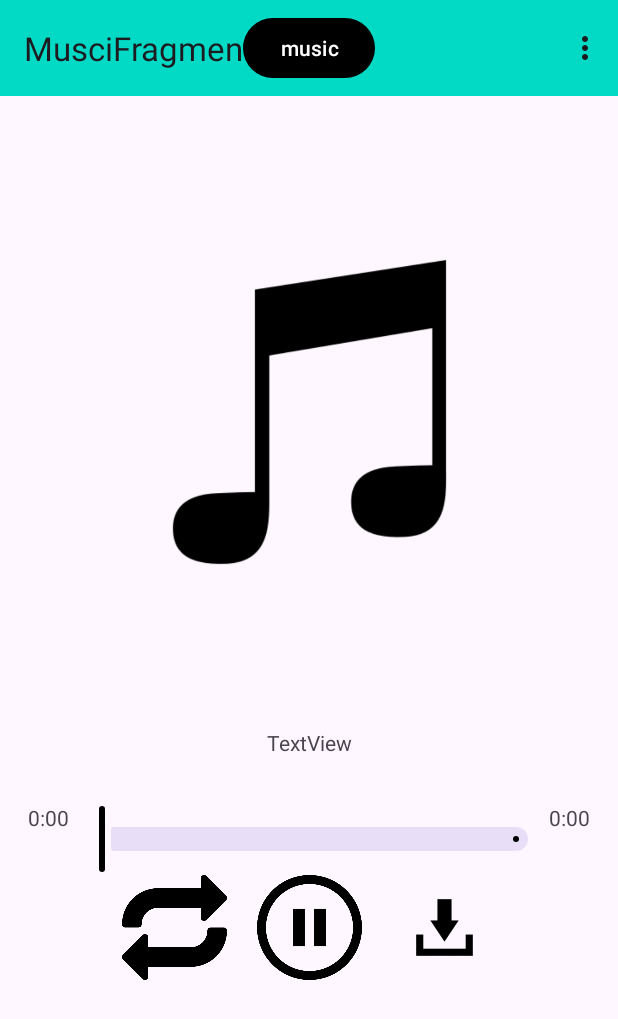
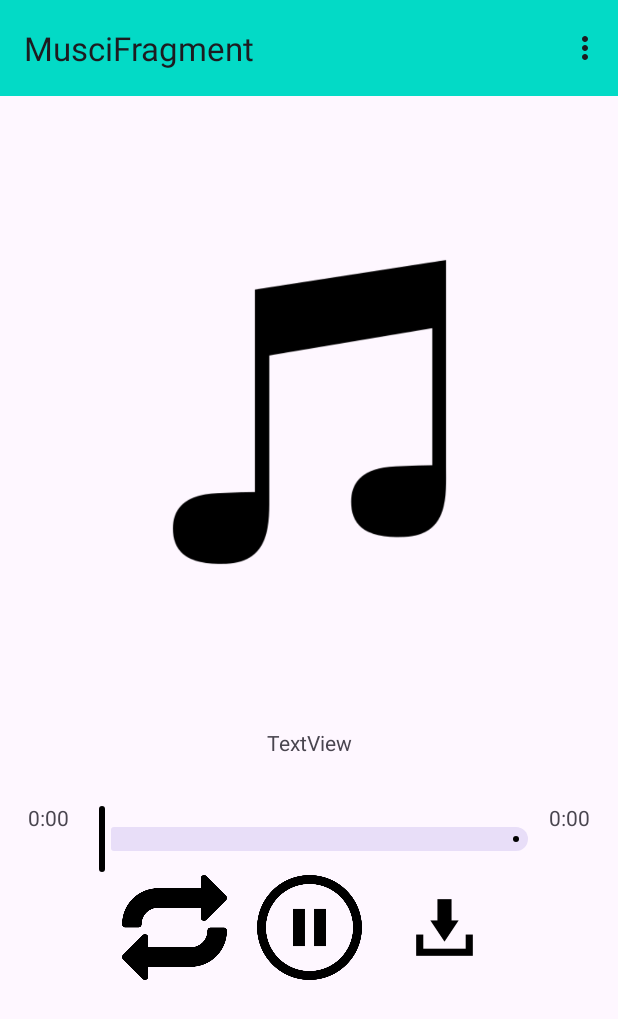
Before and after one commit to mbalazs00/Android_beadando, an Android app: the screen it shows after launch (MainActivity), in the options menu, after a tap on "Zene", on a phone screen of 412 x 824 dp. Shown: the top 1019 px of the screen. Run offline under Robolectric (Android 15) with nearby library versions, the phone set to English and light mode, and no system bars; our stand-ins replace navigation-ui.

Commit message:
crash javitas

```diff
--- a/app/src/main/java/com/example/musicapp/MainActivity.java
+++ b/app/src/main/java/com/example/musicapp/MainActivity.java
@@ -41,7 +41,6 @@ public class MainActivity extends AppCompatActivity {
     NavController navController;
     NavHostFragment navHostFragment;
     AppBarConfiguration appBarConfiguration;
-    Button url;
     Toolbar toolbar;
     MediaPlayer player;
     String audioUrl;
@@ -55,7 +54,6 @@ public class MainActivity extends AppCompatActivity {
 
         setContentView(R.layout.activity_main);
 
-        url=findViewById(R.id.url);
 
         toolbar=findViewById(R.id.mainToolbar);
         setSupportActionBar(toolbar);
@@ -65,15 +63,6 @@ public class MainActivity extends AppCompatActivity {
         appBarConfiguration=new AppBarConfiguration.Builder(R.id.homeFragment,R.id.musicFragment).build();
 
         NavigationUI.setupActionBarWithNavController(this, navController, appBarConfiguration);
-        url.setOnClickListener(new View.OnClickListener() {
-            @Override
-            public void onClick(View v) {
-                if(!playing)
-                    playAudio();
-                else
-                    playing=false;
-            }
-        });
 
     }
     @Override
@@ -96,7 +85,6 @@ public class MainActivity extends AppCompatActivity {
                 MusicResponse data=response.body();
 
                 audioUrl=data.results.get(0).audio;
-                url.setText(data.results.get(0).name);
             }
 
             @Override
@@ -115,17 +103,5 @@ public class MainActivity extends AppCompatActivity {
         return NavigationUI.onNavDestinationSelected(item, navController)
                 || super.onOptionsItemSelected(item);
     }
-    private void playAudio(){
-        player= new MediaPlayer();
-        player.setAudioStreamType(AudioManager.STREAM_MUSIC);
-        try {
-            player.setDataSource(audioUrl);
-            player.prepare();
-            player.start();
-            playing=true;
-        }catch (IOException e){
-            e.printStackTrace();
-        }
-        Toast.makeText(this, "Audio started playing..", Toast.LENGTH_SHORT).show();
-    }
+
 }
--- a/app/src/main/java/com/example/musicapp/ui/MusicFragment.java
+++ b/app/src/main/java/com/example/musicapp/ui/MusicFragment.java
@@ -1,5 +1,7 @@
 package com.example.musicapp.ui;
 
+import android.media.AudioManager;
+import android.media.MediaPlayer;
 import android.os.Bundle;
 import android.os.Handler;
 import android.util.Log;
@@ -16,6 +18,8 @@ import androidx.fragment.app.Fragment;
 import com.example.musicapp.databinding.FragmentMusicBinding;
 import com.google.android.material.slider.Slider;
 
+import java.io.IOException;
+
 public class MusicFragment extends Fragment {
     FragmentMusicBinding binding;
     Slider slider;
@@ -24,12 +28,22 @@ public class MusicFragment extends Fragment {
     Button download;
     TextView title;
     ToggleButton repeat;
+    MediaPlayer mediaPlayer;
+    String audioUrl, name;
     float progress=0;
-    boolean playing=false, isRepeating=false;
+    int duration;
+    boolean playing=false, isRepeating=false, isDownloadAllowed=false;
     @Override
     public View onCreateView(LayoutInflater inflater, ViewGroup container,
                              Bundle savedInstanceState) {
         binding=FragmentMusicBinding.inflate(inflater,container, false);
+        /*mediaPlayer=new MediaPlayer();
+        mediaPlayer.setAudioStreamType(AudioManager.STREAM_MUSIC);
+        try {
+            mediaPlayer.setDataSource(audioUrl);
+        }catch (IOException e){
+            e.printStackTrace();
+        }*/
 
         slider=binding.slider;
         playBtn=binding.play;
@@ -39,7 +53,7 @@ public class MusicFragment extends Fragment {
         repeat=binding.repeat;
         repeat.setText(null);
         slider.setValue(0);
-        slider.setValueTo(5);
+        slider.setValueTo(60);
         slider.setStepSize(0.1f);
 
 
@@ -53,6 +67,7 @@ public class MusicFragment extends Fragment {
                     title.setText("Paused");
                 }
                 else {
+                    //playAudio();
                     handler.postDelayed(progressUpdater, 100);
                     playing=true;
                     title.setText("Playing");
@@ -65,7 +80,6 @@ public class MusicFragment extends Fragment {
                 if(v.isActivated()) {
                     isRepeating = false;
                     v.setActivated(false);
-
                 }
                 else {
                     isRepeating = true;
@@ -88,7 +102,8 @@ public class MusicFragment extends Fragment {
         @Override
         public void run() {
             progress+=1f;
-            if(progress<=100){
+            if(progress<=slider.getValueTo()){
+                Log.d("progress"," "+slider.getValue());
                 slider.setValue(progress);
                 handler.postDelayed(this,100);
             }
@@ -105,4 +120,16 @@ public class MusicFragment extends Fragment {
 
         }
     };
+    private void playAudio(){
+
+        try {
+            mediaPlayer.prepare();
+            mediaPlayer.start();
+        }catch(IOException e){
+            e.printStackTrace();
+        }
+    }
+    private void pauseAudio(){
+        mediaPlayer.pause();
+    }
 }
--- a/app/src/main/res/layout/activity_main.xml
+++ b/app/src/main/res/layout/activity_main.xml
@@ -29,15 +29,6 @@
         app:layout_constraintStart_toStartOf="parent"
         app:layout_constraintTop_toBottomOf="@+id/mainToolbar" />
 
-    <Button
-        android:id="@+id/url"
-        android:layout_width="wrap_content"
-        android:layout_height="wrap_content"
-        android:text="music"
-        app:layout_constraintBottom_toBottomOf="@+id/mainToolbar"
-        app:layout_constraintEnd_toEndOf="@+id/mainToolbar"
-        app:layout_constraintStart_toStartOf="@+id/mainToolbar"
-        app:layout_constraintTop_toTopOf="@+id/mainToolbar" />
 
 
 </androidx.constraintlayout.widget.ConstraintLayout>
```
